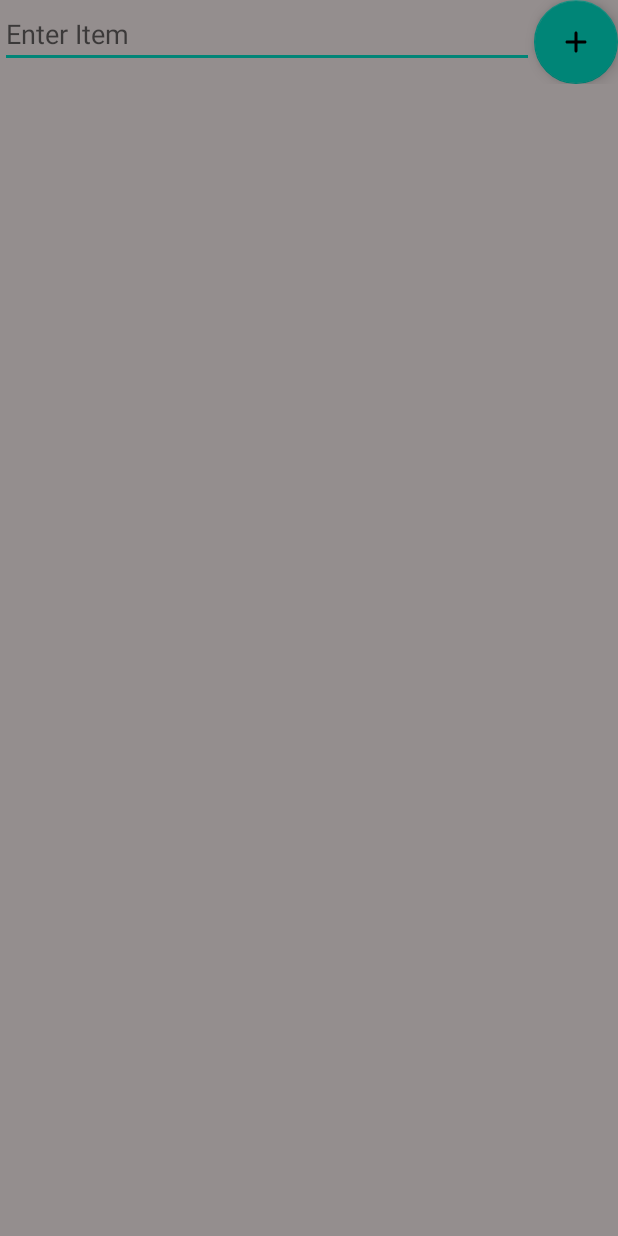
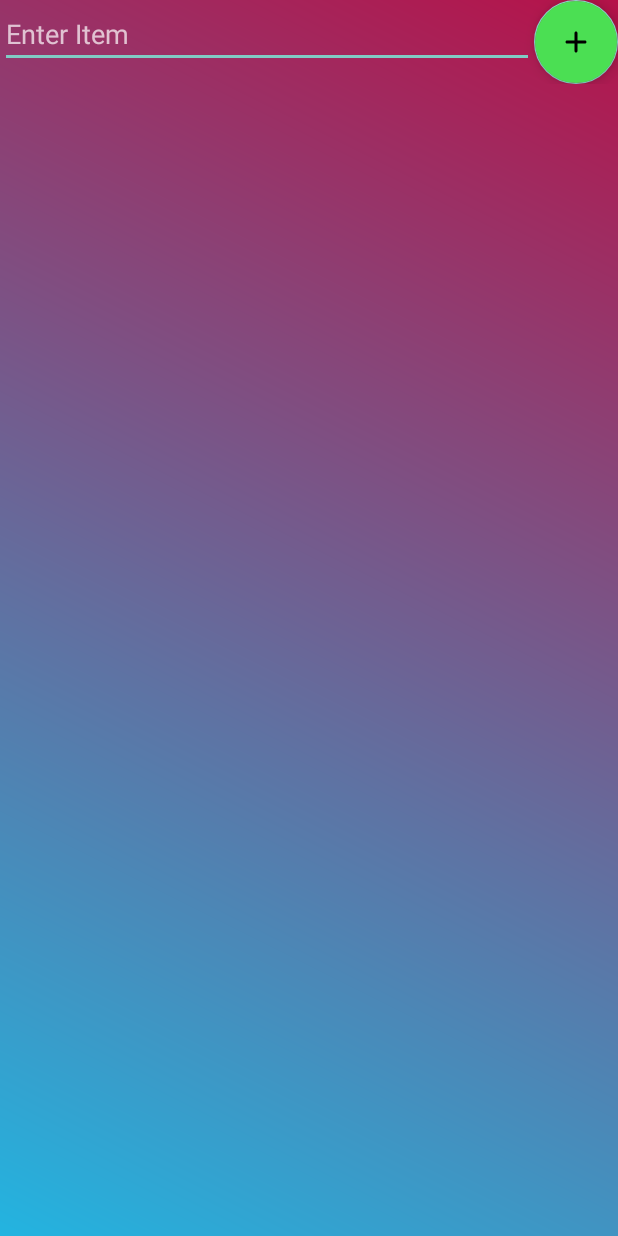
Before and after one commit to manan05/ToDoList, an Android app: the layout activity_main.xml on its own in the app's theme, with its tools: preview values and no code run, on a phone screen of 412 x 824 dp. Run offline under Robolectric (Android 15) with nearby library versions, the phone set to English and light mode, and no system bars.

Commit message:
Changed UI

```diff
--- a/app/src/main/AndroidManifest.xml
+++ b/app/src/main/AndroidManifest.xml
@@ -8,8 +8,9 @@
         android:label="@string/app_name"
         android:roundIcon="@mipmap/todo_list_round"
         android:supportsRtl="true"
-        android:theme="@style/Theme.AppCompat.Light">
-        <activity android:name=".MainActivity">
+        android:theme="@style/Theme.AppCompat.NoActionBar">
+        <activity android:name=".MainActivity"
+            android:windowSoftInputMode="adjustPan">
             <intent-filter>
                 <action android:name="android.intent.action.MAIN" />
 
--- a/app/src/main/java/com/example/todolist/MainActivity.java
+++ b/app/src/main/java/com/example/todolist/MainActivity.java
@@ -48,7 +48,7 @@ public class MainActivity extends AppCompatActivity implements AdapterView.OnIte
                     etItem.setText("");
 
                     FileHelper.writeData(items,MainActivity.this);
-                    Toast.makeText(MainActivity.this, "Item Added", Toast.LENGTH_SHORT).show();
+                    Toast.makeText(MainActivity.this, "Task Added", Toast.LENGTH_SHORT).show();
                 }
             }
         });
@@ -60,6 +60,6 @@ public class MainActivity extends AppCompatActivity implements AdapterView.OnIte
         items.remove(position);
         adapter.notifyDataSetChanged();
         FileHelper.writeData(items, this);
-        Toast.makeText(this, "Deleted", Toast.LENGTH_SHORT).show();
+        Toast.makeText(this, "Task Deleted", Toast.LENGTH_SHORT).show();
     }
 }
--- /dev/null
+++ b/app/src/main/res/drawable/back_design.xml
@@ -0,0 +1,9 @@
+<?xml version="1.0" encoding="utf-8"?>
+<shape xmlns:android="http://schemas.android.com/apk/res/android">
+    <gradient
+        android:angle="45"
+        android:endColor="#FFB61249"
+        android:startColor="#FF23B4E0">
+    </gradient>
+
+</shape>
--- /dev/null
+++ b/app/src/main/res/drawable/list_design.xml
@@ -0,0 +1,8 @@
+<?xml version="1.0" encoding="utf-8"?>
+<shape xmlns:android="http://schemas.android.com/apk/res/android">
+
+    <gradient
+        android:angle="45"
+        android:startColor="#17D7EE"
+        android:endColor="#FFE700"></gradient>
+</shape>
--- a/app/src/main/res/layout/activity_main.xml
+++ b/app/src/main/res/layout/activity_main.xml
@@ -5,7 +5,7 @@
     android:layout_width="match_parent"
     android:layout_height="match_parent"
     android:orientation="vertical"
-    android:background="#948E8E"
+    android:background="@drawable/back_design"
     tools:context=".MainActivity">
     <!-- First LinearLayout is vertical -->
     <LinearLayout
@@ -28,6 +28,7 @@
             android:layout_height="wrap_content"
             android:maxHeight="10dp"
             android:maxWidth="10dp"
+            android:backgroundTint="#FF4BDF53"
             android:clickable="true"
             android:layout_weight="0"
             app:srcCompat="@drawable/ic_add_24px" />
@@ -48,12 +49,13 @@
     </LinearLayout>
 
     <ListView
+
         android:id="@+id/lvItems"
         android:layout_width="match_parent"
         android:layout_height="wrap_content"
 
         android:layout_marginBottom="10dp"
-        android:background="#AFEEEE">
+        android:background="@drawable/list_design">
 
     </ListView>
 
--- a/app/src/main/res/values/colors.xml
+++ b/app/src/main/res/values/colors.xml
@@ -2,5 +2,5 @@
 <resources>
     <color name="colorPrimary">#008577</color>
     <color name="colorPrimaryDark">#00574B</color>
-    <color name="colorAccent">#D81B60</color>
+    <color name="colorAccent">#4BDF53</color>
 </resources>
```
